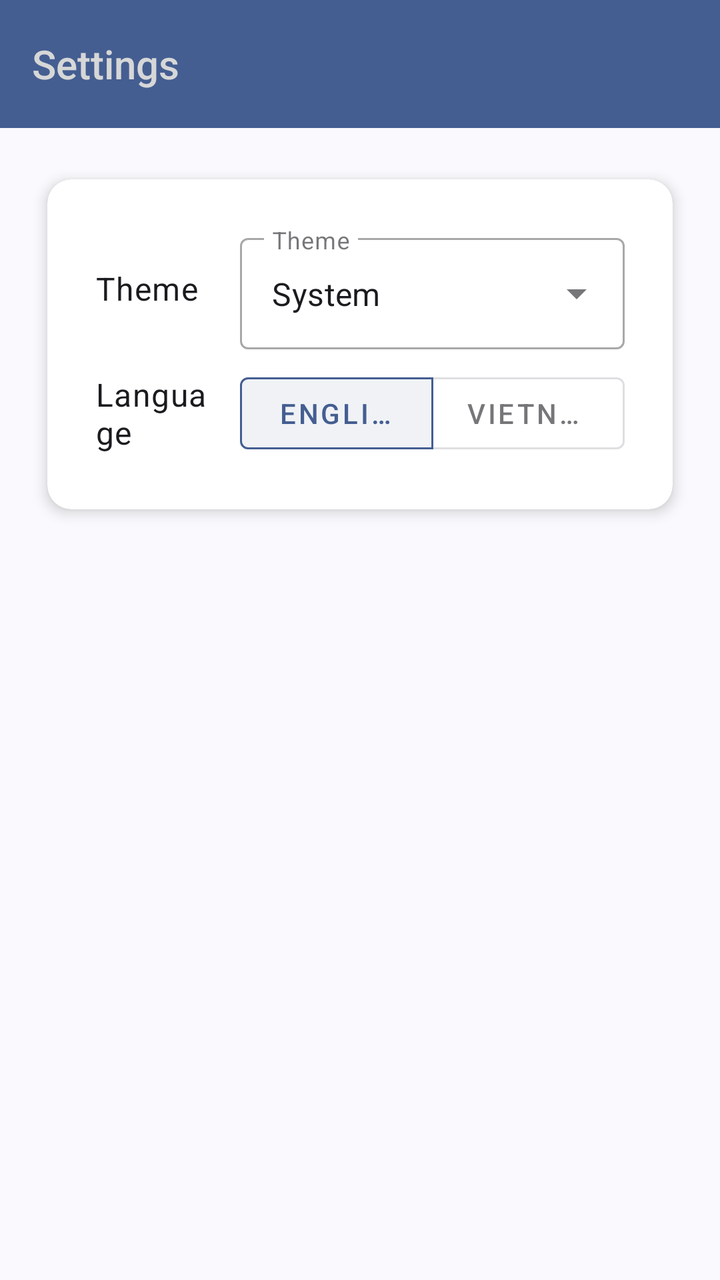
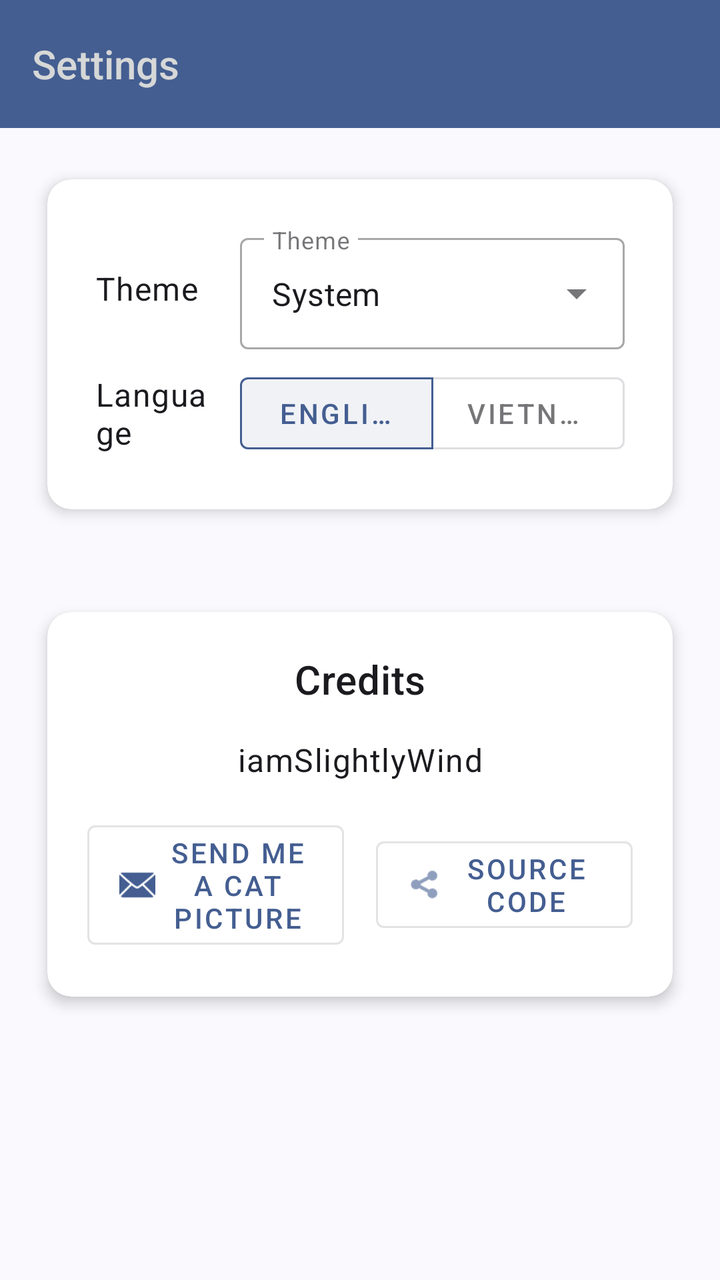

Before-and-after screenshots of an Android layout around one commit, followed by the original layout XML and the change that was made.
<!-- AndroidManifest.xml: application theme Theme.RemoteManager -->
<!-- res/layout/settings.xml -->
<?xml version="1.0" encoding="utf-8"?>
<LinearLayout xmlns:android="http://schemas.android.com/apk/res/android"
    xmlns:app="http://schemas.android.com/apk/res-auto"
    android:id="@+id/mainContent"
    android:layout_width="match_parent"
    android:layout_height="match_parent"
    android:layout_weight="1"
    android:orientation="vertical">

    <androidx.appcompat.widget.Toolbar
        android:id="@+id/toolbar"
        android:layout_width="match_parent"
        android:layout_height="?attr/actionBarSize"
        android:background="?attr/colorPrimary"
        android:theme="?attr/actionBarTheme">

        <TextView
            android:id="@+id/toolbarTitle"
            android:layout_width="wrap_content"
            android:layout_height="match_parent"
            android:gravity="center_vertical"
            android:text="@string/settings"
            android:textAppearance="@style/TextAppearance.AppCompat.Widget.ActionBar.Title"
            android:textColor="?attr/colorButtonNormal"/>
    </androidx.appcompat.widget.Toolbar>

    <androidx.cardview.widget.CardView
        android:layout_width="match_parent"
        android:layout_height="wrap_content"
        android:layout_margin="16dp"
        app:cardCornerRadius="12dp"
        app:cardElevation="4dp"
        app:cardUseCompatPadding="true">

        <GridLayout
            android:id="@+id/settings_grid"
            android:layout_width="match_parent"
            android:layout_height="wrap_content"
            android:columnCount="2"
            android:padding="20dp"
            android:rowCount="2"
            android:useDefaultMargins="true">

            
            <TextView
                style="?attr/textAppearanceBody1"
                android:layout_width="0dp"
                android:layout_height="wrap_content"
                android:layout_columnWeight="1"
                android:layout_gravity="center_vertical"
                android:text="@string/theme" />

            <com.google.android.material.textfield.TextInputLayout
                style="@style/Widget.MaterialComponents.TextInputLayout.OutlinedBox.ExposedDropdownMenu"
                android:layout_width="0dp"
                android:layout_height="wrap_content"
                android:layout_columnWeight="3"
                android:hint="@string/theme">

                <AutoCompleteTextView
                    android:id="@+id/theme_dropdown"
                    android:layout_width="match_parent"
                    android:layout_height="wrap_content"
                    android:inputType="none"
                    android:text="@string/theme_system" />
            </com.google.android.material.textfield.TextInputLayout>

            
            <TextView
                style="?attr/textAppearanceBody1"
                android:layout_width="0dp"
                android:layout_height="wrap_content"
                android:layout_columnWeight="1"
                android:layout_gravity="center_vertical"
                android:text="@string/language" />

            <com.google.android.material.button.MaterialButtonToggleGroup
                android:id="@+id/language_toggle_group"
                android:layout_width="0dp"
                android:layout_height="wrap_content"
                android:layout_columnWeight="3"
                app:checkedButton="@id/button_english"
                app:selectionRequired="true"
                app:singleSelection="true">

                <com.google.android.material.button.MaterialButton
                    android:id="@+id/button_english"
                    style="@style/Widget.MaterialComponents.Button.OutlinedButton"
                    android:layout_width="0dp"
                    android:layout_height="wrap_content"
                    android:layout_weight="1"
                    android:text="@string/language_english" />

                <com.google.android.material.button.MaterialButton
                    android:id="@+id/button_vietnamese"
                    style="@style/Widget.MaterialComponents.Button.OutlinedButton"
                    android:layout_width="0dp"
                    android:layout_height="wrap_content"
                    android:layout_weight="1"
                    android:text="@string/language_vietnamese" />
            </com.google.android.material.button.MaterialButtonToggleGroup>

        </GridLayout>
    </androidx.cardview.widget.CardView>

</LinearLayout>
<!-- resources referenced by this layout -->
<resources>
  <string name="language">Language</string>
  <string name="language_english">English</string>
  <string name="language_vietnamese">Vietnamese</string>
  <string name="settings">Settings</string>
  <string name="theme">Theme</string>
  <string name="theme_system">System</string>
  <style name="Theme.RemoteManager" parent="Theme.Material3.DynamicColors.DayNight.NoActionBar">
          <item name="android:statusBarColor">?attr/colorPrimaryVariant</item>
          <item name="android:windowDrawsSystemBarBackgrounds">true</item>
          <item name="android:windowTranslucentStatus">false</item>
      </style>
</resources>

<!-- the commit's change to res/layout/settings.xml (unified diff, before → after) -->
@@ -103,4 +103,66 @@
         </GridLayout>
     </androidx.cardview.widget.CardView>
 
+    
+    <androidx.cardview.widget.CardView
+        android:layout_width="match_parent"
+        android:layout_height="wrap_content"
+        android:layout_margin="16dp"
+        app:cardCornerRadius="12dp"
+        app:cardElevation="4dp"
+        app:cardUseCompatPadding="true">
+
+        <LinearLayout
+            android:layout_width="match_parent"
+            android:layout_height="wrap_content"
+            android:orientation="vertical"
+            android:padding="20dp">
+
+            <TextView
+                style="?attr/textAppearanceHeadline6"
+                android:layout_width="match_parent"
+                android:layout_height="wrap_content"
+                android:layout_marginBottom="16dp"
+                android:text="@string/credits"
+                android:textAlignment="center" />
+
+            <TextView
+                style="?attr/textAppearanceBody1"
+                android:layout_width="match_parent"
+                android:layout_height="wrap_content"
+                android:layout_marginBottom="16dp"
+                android:text="@string/developer"
+                android:textAlignment="center" />
+
+            <LinearLayout
+                android:layout_width="match_parent"
+                android:layout_height="wrap_content"
+                android:orientation="horizontal"
+                android:gravity="center">
+
+                <com.google.android.material.button.MaterialButton
+                    android:id="@+id/button_email"
+                    style="@style/Widget.MaterialComponents.Button.OutlinedButton"
+                    android:layout_width="0dp"
+                    android:layout_height="wrap_content"
+                    android:layout_weight="1"
+                    android:layout_marginEnd="8dp"
+                    android:text="@string/email_developer"
+                    app:icon="@android:drawable/ic_dialog_email" />
+
+                <com.google.android.material.button.MaterialButton
+                    android:id="@+id/button_github"
+                    style="@style/Widget.MaterialComponents.Button.OutlinedButton"
+                    android:layout_width="0dp"
+                    android:layout_height="wrap_content"
+                    android:layout_weight="1"
+                    android:layout_marginStart="8dp"
+                    android:text="@string/view_source"
+                    app:icon="@android:drawable/ic_menu_share" />
+
+            </LinearLayout>
+
+        </LinearLayout>
+    </androidx.cardview.widget.CardView>
+
 </LinearLayout>
<!-- resource entries referenced after the edit -->
@@ -1,11 +1,15 @@
 <!-- resources referenced by this layout -->
 <resources>
+  <string name="credits">Credits</string>
+  <string name="developer">iamSlightlyWind</string>
+  <string name="email_developer">Send me a cat picture</string>
   <string name="language">Language</string>
   <string name="language_english">English</string>
   <string name="language_vietnamese">Vietnamese</string>
   <string name="settings">Settings</string>
   <string name="theme">Theme</string>
   <string name="theme_system">System</string>
+  <string name="view_source">Source Code</string>
   <style name="Theme.RemoteManager" parent="Theme.Material3.DynamicColors.DayNight.NoActionBar">
           <item name="android:statusBarColor">?attr/colorPrimaryVariant</item>
           <item name="android:windowDrawsSystemBarBackgrounds">true</item>
